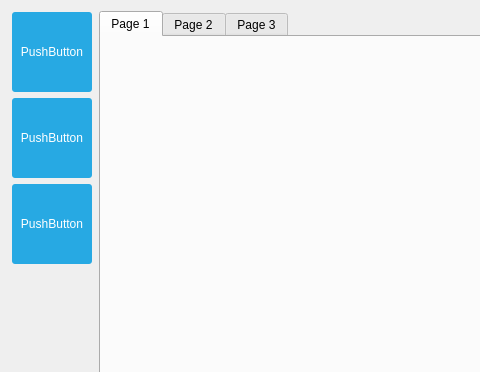
First picture: the form in mainwindow.ui, repository awong36/qt_subcontrol, before the edit; both pictures show x 0 to 480 and y 0 to 372 of the 800 by 600 pixel window.
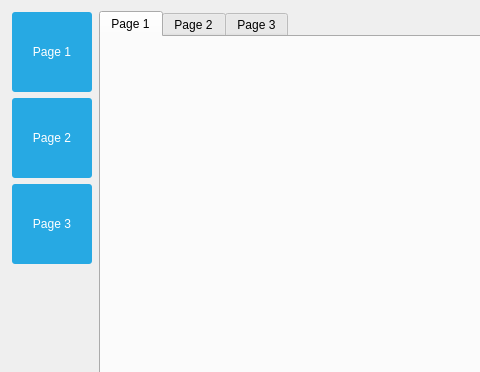
Second picture: the form after the edit.

What changed in the file:
```diff
--- a/mainwindow.ui
+++ b/mainwindow.ui
@@ -59,44 +59,6 @@
       <property name="bottomMargin">
        <number>1</number>
       </property>
-      <item>
-       <widget class="QPushButton" name="pushButton_3">
-        <property name="sizePolicy">
-         <sizepolicy hsizetype="Fixed" vsizetype="Fixed">
-          <horstretch>0</horstretch>
-          <verstretch>0</verstretch>
-         </sizepolicy>
-        </property>
-        <property name="minimumSize">
-         <size>
-          <width>80</width>
-          <height>80</height>
-         </size>
-        </property>
-        <property name="text">
-         <string>PushButton</string>
-        </property>
-       </widget>
-      </item>
-      <item>
-       <widget class="QPushButton" name="pushButton_2">
-        <property name="sizePolicy">
-         <sizepolicy hsizetype="Fixed" vsizetype="Fixed">
-          <horstretch>0</horstretch>
-          <verstretch>0</verstretch>
-         </sizepolicy>
-        </property>
-        <property name="minimumSize">
-         <size>
-          <width>80</width>
-          <height>80</height>
-         </size>
-        </property>
-        <property name="text">
-         <string>PushButton</string>
-        </property>
-       </widget>
-      </item>
       <item>
        <widget class="QPushButton" name="pushButton">
         <property name="sizePolicy">
@@ -112,7 +74,45 @@
          </size>
         </property>
         <property name="text">
-         <string>PushButton</string>
+         <string>Page 1</string>
+        </property>
+       </widget>
+      </item>
+      <item>
+       <widget class="QPushButton" name="pushButton_2">
+        <property name="sizePolicy">
+         <sizepolicy hsizetype="Fixed" vsizetype="Fixed">
+          <horstretch>0</horstretch>
+          <verstretch>0</verstretch>
+         </sizepolicy>
+        </property>
+        <property name="minimumSize">
+         <size>
+          <width>80</width>
+          <height>80</height>
+         </size>
+        </property>
+        <property name="text">
+         <string>Page 2</string>
+        </property>
+       </widget>
+      </item>
+      <item>
+       <widget class="QPushButton" name="pushButton_3">
+        <property name="sizePolicy">
+         <sizepolicy hsizetype="Fixed" vsizetype="Fixed">
+          <horstretch>0</horstretch>
+          <verstretch>0</verstretch>
+         </sizepolicy>
+        </property>
+        <property name="minimumSize">
+         <size>
+          <width>80</width>
+          <height>80</height>
+         </size>
+        </property>
+        <property name="text">
+         <string>Page 3</string>
         </property>
        </widget>
       </item>
```
